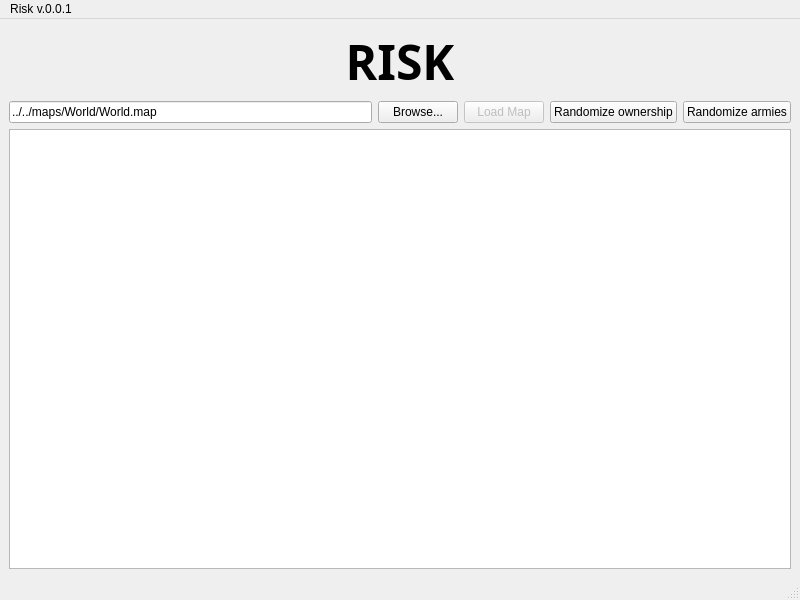
Qt form gui/main_window.ui (TaimoorRana/Risk) before a commit.
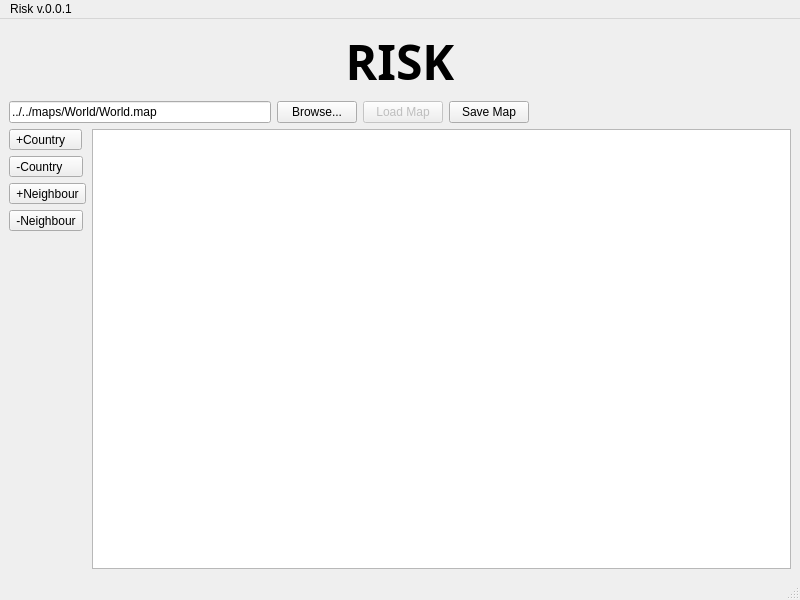
The same form after that commit.

Diff of the .ui file:
```diff
--- a/gui/main_window.ui
+++ b/gui/main_window.ui
@@ -65,21 +65,76 @@
       <item>
        <widget class="QPushButton" name="randOwnerPushButton">
         <property name="text">
-         <string>Randomize ownership</string>
+         <string>Save Map</string>
         </property>
        </widget>
       </item>
       <item>
-       <widget class="QPushButton" name="randArmiesPushButton">
-        <property name="text">
-         <string>Randomize armies</string>
+       <spacer name="horizontalSpacer">
+        <property name="orientation">
+         <enum>Qt::Horizontal</enum>
         </property>
-       </widget>
+        <property name="sizeHint" stdset="0">
+         <size>
+          <width>30</width>
+          <height>20</height>
+         </size>
+        </property>
+       </spacer>
       </item>
      </layout>
     </item>
     <item>
-     <widget class="QGraphicsView" name="graphicsView"/>
+     <layout class="QHBoxLayout" name="horizontalLayout_2">
+      <item>
+       <layout class="QVBoxLayout" name="verticalLayout">
+        <item>
+         <widget class="QToolButton" name="toolButton">
+          <property name="text">
+           <string>+Country   </string>
+          </property>
+         </widget>
+        </item>
+        <item>
+         <widget class="QToolButton" name="toolButton_2">
+          <property name="text">
+           <string>-Country    </string>
+          </property>
+         </widget>
+        </item>
+        <item>
+         <widget class="QToolButton" name="toolButton_3">
+          <property name="text">
+           <string>+Neighbour</string>
+          </property>
+         </widget>
+        </item>
+        <item>
+         <widget class="QToolButton" name="toolButton_4">
+          <property name="text">
+           <string>-Neighbour</string>
+          </property>
+         </widget>
+        </item>
+        <item>
+         <spacer name="verticalSpacer">
+          <property name="orientation">
+           <enum>Qt::Vertical</enum>
+          </property>
+          <property name="sizeHint" stdset="0">
+           <size>
+            <width>20</width>
+            <height>40</height>
+           </size>
+          </property>
+         </spacer>
+        </item>
+       </layout>
+      </item>
+      <item>
+       <widget class="QGraphicsView" name="graphicsView"/>
+      </item>
+     </layout>
     </item>
    </layout>
   </widget>
```
Left out of the diff: 2 changed lines with no effect on the pictures.
